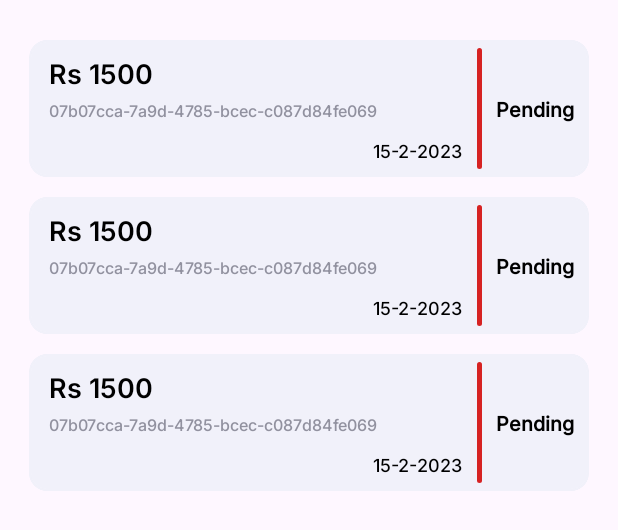
After one commit to zainsh098/FundApp, an Android app: the layout fragment_my_request.xml on its own in the app's theme, with its tools: preview values and no code run, on a phone screen of 412 x 824 dp. The commit adds this screen. Shown: the top 530 px of the screen. Run offline under Robolectric (Android 15) with nearby library versions, the phone set to English and light mode, and no system bars.

Commit message:
user withdrawl request added

```diff
--- a/app/src/main/java/com/example/fundapp/fragments/googlelogin/menu/MenuFragment.kt
+++ b/app/src/main/java/com/example/fundapp/fragments/googlelogin/menu/MenuFragment.kt
@@ -57,6 +57,12 @@ class MenuFragment : Fragment() {
                 findNavController().navigate(R.id.action_menuFragment_to_withdrawFragment)
 
             }
+
+            binding.cardMyRequest.setOnClickListener{
+
+                findNavController().navigate(R.id.action_menuFragment_to_myRequestFragment)
+
+            }
         }
 
     }
--- a/app/src/main/java/com/example/fundapp/fragments/googlelogin/transactiondetails/TransactionDetailsFragment.kt
+++ b/app/src/main/java/com/example/fundapp/fragments/googlelogin/transactiondetails/TransactionDetailsFragment.kt
@@ -61,7 +61,7 @@ class TransactionDetailsFragment : Fragment() {
             val nonNullHistory = history.filterNotNull()
             transactionAdapter.updateList(nonNullHistory)
         }
-        transactionViewModel.startTransactionListener(currentUserId!!)
-        transactionViewModel.stopTransactionListener()
+        transactionViewModel.getTransactionHistory(currentUserId!!)
+
     }
 }
--- /dev/null
+++ b/app/src/main/res/drawable/divider.xml
@@ -0,0 +1,8 @@
+<?xml version="1.0" encoding="utf-8"?>
+<shape xmlns:android="http://schemas.android.com/apk/res/android"
+    android:shape="rectangle">
+    <size android:width="2dp" android:height="0dp" />
+    <corners
+        android:radius="10dp" />
+    <solid android:color="#D62222" />
+</shape>
--- a/app/src/main/res/layout/fragment_menu.xml
+++ b/app/src/main/res/layout/fragment_menu.xml
@@ -96,7 +96,7 @@
 
 
     <com.google.android.material.card.MaterialCardView
-        android:id="@+id/card2"
+        android:id="@+id/cardMyRequest"
         style="@style/card_menu_style"
         android:layout_marginHorizontal="@dimen/_15sdp"
         android:layout_marginTop="@dimen/_10sdp"
@@ -159,7 +159,7 @@
         app:cardCornerRadius="@dimen/_8sdp"
         app:layout_constraintEnd_toEndOf="parent"
         app:layout_constraintStart_toStartOf="parent"
-        app:layout_constraintTop_toBottomOf="@id/card2"
+        app:layout_constraintTop_toBottomOf="@id/cardMyRequest"
         app:rippleColor="@color/Light_20"
         app:strokeColor="@color/Light_60">
 
--- /dev/null
+++ b/app/src/main/res/layout/fragment_my_request.xml
@@ -0,0 +1,19 @@
+<?xml version="1.0" encoding="utf-8"?>
+<androidx.constraintlayout.widget.ConstraintLayout xmlns:android="http://schemas.android.com/apk/res/android"
+    xmlns:app="http://schemas.android.com/apk/res-auto"
+    xmlns:tools="http://schemas.android.com/tools"
+    android:layout_width="match_parent"
+    android:layout_height="wrap_content"
+    tools:context=".fragments.googlelogin.myrequest.MyRequestFragment">
+
+
+    <androidx.recyclerview.widget.RecyclerView
+        android:id="@+id/myRequestRecyclerView"
+        android:layout_width="match_parent"
+        android:layout_height="wrap_content"
+        android:layout_marginTop="@dimen/_10sdp"
+        app:layout_constraintEnd_toEndOf="parent"
+        app:layout_constraintStart_toStartOf="parent"
+        tools:listitem="@layout/my_request_item"
+        app:layout_constraintTop_toTopOf="parent" />
+</androidx.constraintlayout.widget.ConstraintLayout>
--- /dev/null
+++ b/app/src/main/res/layout/my_request_item.xml
@@ -0,0 +1,94 @@
+<?xml version="1.0" encoding="utf-8"?>
+<androidx.constraintlayout.widget.ConstraintLayout xmlns:android="http://schemas.android.com/apk/res/android"
+    xmlns:app="http://schemas.android.com/apk/res-auto"
+    xmlns:tools="http://schemas.android.com/tools"
+    android:layout_width="match_parent"
+    android:layout_height="wrap_content">
+
+
+    <com.google.android.material.card.MaterialCardView
+        android:layout_width="match_parent"
+        android:layout_height="@dimen/_70sdp"
+        android:layout_marginHorizontal="@dimen/_15sdp"
+        android:layout_marginTop="@dimen/_10sdp"
+        app:cardBackgroundColor="@color/Light_60"
+        app:layout_constraintEnd_toEndOf="parent"
+        app:layout_constraintHorizontal_bias="0.48"
+        app:layout_constraintStart_toStartOf="parent"
+        app:layout_constraintTop_toTopOf="parent"
+        app:strokeColor="@color/Light_60">
+
+
+        <androidx.constraintlayout.widget.ConstraintLayout
+            android:layout_width="match_parent"
+            android:layout_height="match_parent">
+
+            <TextView
+                android:id="@+id/textViewWithdrawAmount"
+                style="@style/home_text_style"
+                android:layout_marginStart="@dimen/_10sdp"
+                android:layout_marginTop="@dimen/_7sdp"
+                android:fontFamily="@font/inter_semibold"
+                android:textSize="@dimen/_14ssp"
+                app:layout_constraintStart_toStartOf="parent"
+                app:layout_constraintTop_toTopOf="parent"
+                app:layout_constraintWidth_percent="0.6"
+                tools:text="Rs 1500" />
+
+            <TextView
+                android:id="@+id/textViewTransactionID"
+                style="@style/home_text_style"
+                android:layout_marginStart="@dimen/_10sdp"
+                android:layout_marginTop="@dimen/_30sdp"
+                android:fontFamily="@font/inter_medium"
+                android:textColor="@color/Light_20"
+                android:textSize="@dimen/_8ssp"
+                app:layout_constraintStart_toStartOf="parent"
+                app:layout_constraintTop_toTopOf="parent"
+                app:layout_constraintWidth_percent="0.6"
+                tools:text="07b07cca-7a9d-4785-bcec-c087d84fe069" />
+
+
+            <TextView
+                android:id="@+id/textViewTransactionDate"
+                style="@style/home_text_style"
+                android:layout_marginTop="@dimen/_50sdp"
+                android:layout_marginEnd="@dimen/_65sdp"
+                android:fontFamily="@font/inter_medium"
+                android:textSize="@dimen/_9ssp"
+                app:layout_constraintEnd_toEndOf="parent"
+                app:layout_constraintTop_toTopOf="parent"
+                app:layout_constraintWidth_percent="0.6"
+                tools:text="15-2-2023" />
+
+            <View
+                android:id="@+id/divider"
+                android:layout_width="3dp"
+                android:layout_height="0dp"
+                android:layout_marginTop="5dp"
+                android:layout_marginEnd="@dimen/_55sdp"
+                android:layout_marginBottom="5dp"
+                android:background="@drawable/divider"
+                app:layout_constraintBottom_toBottomOf="parent"
+                app:layout_constraintEnd_toEndOf="parent"
+                app:layout_constraintTop_toTopOf="parent" />
+
+
+            <TextView
+                android:id="@+id/textViewWithdrawlStatus"
+                style="@style/home_text_style"
+                android:layout_marginEnd="10dp"
+                android:fontFamily="@font/inter_medium"
+                android:textSize="@dimen/_10ssp"
+                android:textStyle="bold"
+                app:layout_constraintBottom_toBottomOf="parent"
+                app:layout_constraintEnd_toEndOf="parent"
+                app:layout_constraintTop_toTopOf="parent"
+                app:layout_constraintVertical_bias="0.377"
+                app:layout_constraintWidth_percent="0.6"
+                tools:text="Pending" />
+        </androidx.constraintlayout.widget.ConstraintLayout>
+    </com.google.android.material.card.MaterialCardView>
+
+
+</androidx.constraintlayout.widget.ConstraintLayout>
```
Also changed, not shown: app/src/main/java/com/example/fundapp/adapter/MyRequestAdapter.kt (added, +45 -0 lines), app/src/main/java/com/example/fundapp/fragments/googlelogin/myrequest/MyRequestFragment.kt (added, +58 -0 lines), app/src/main/res/navigation/nav_graph.xml (+12 -0 lines).
